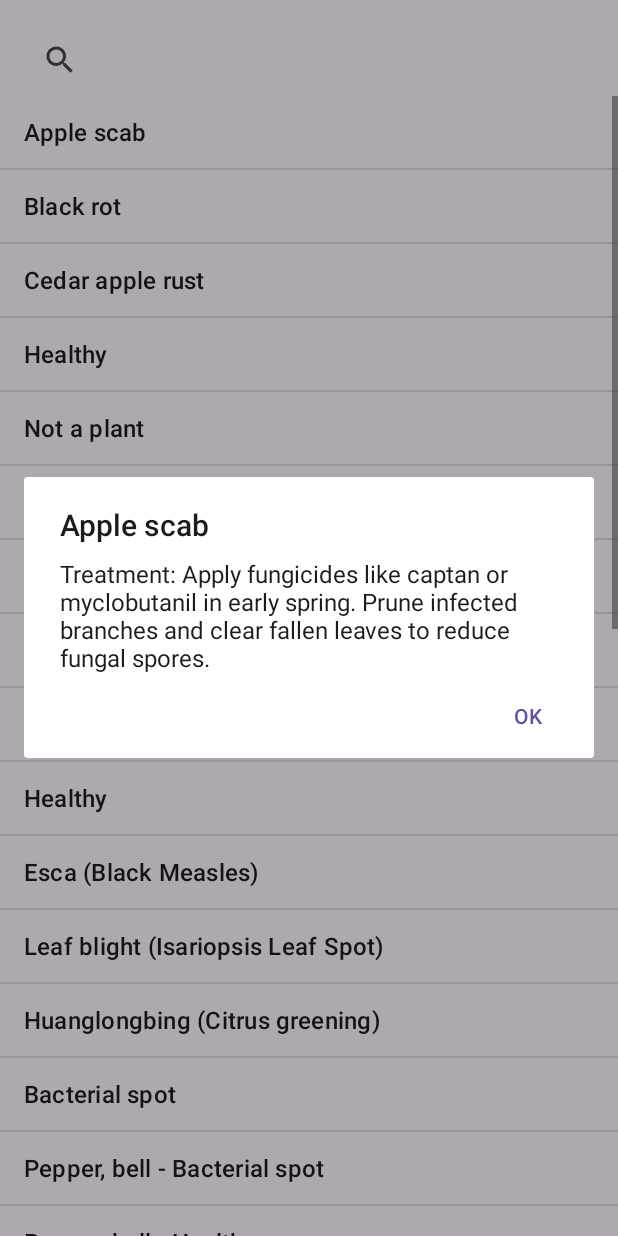
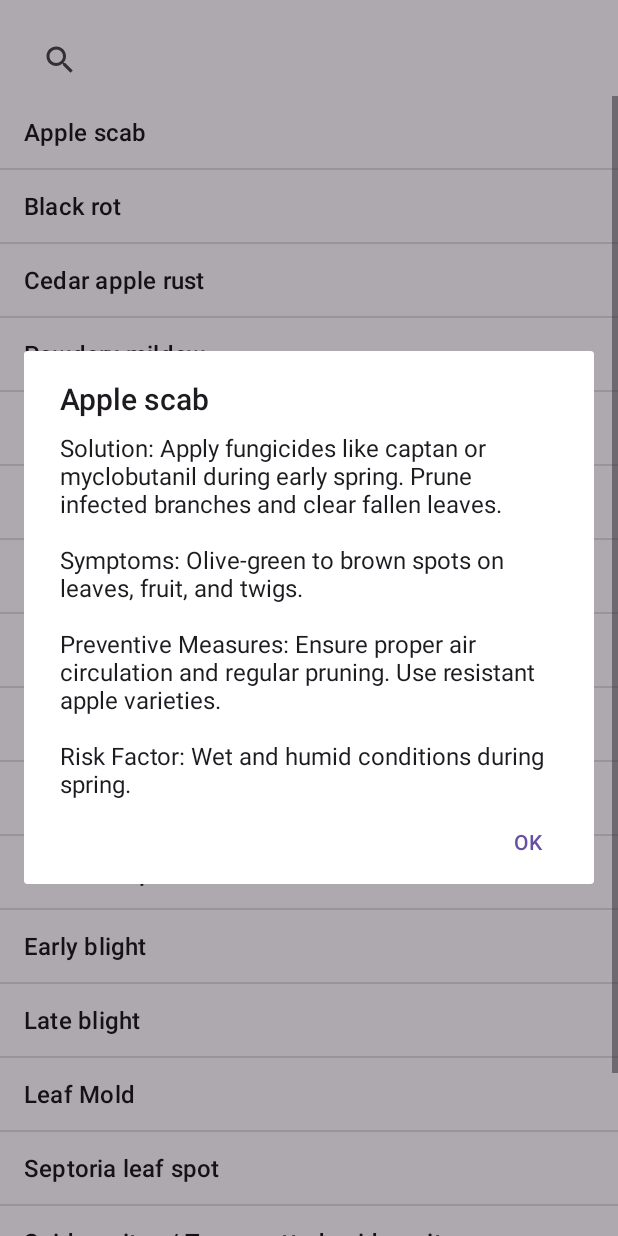
Before and after one commit to amansaraswat177/Plant-Detection, an Android app: the PlantSolution screen opened directly, with no data from a screen before it, after a tap on "Apple scab", on a phone screen of 412 x 824 dp. Run offline under Robolectric (Android 15) with nearby library versions, the phone set to English and light mode, and no system bars.

Commit message:
CHANGES DONE WITH BASIC APP

```diff
--- a/app/src/main/assets/labels.txt
+++ b/app/src/main/assets/labels.txt
@@ -8,8 +8,8 @@ Class_6: Powdery_mildew
 Class_7: healthy
 Class_8: Cercospora_leaf_spot Gray_leaf_spot
 Class_9: Common_rust
-Class_10:  Northern_Leaf_Blight
-Class_11:  healthy
+Class_10: Northern_Leaf_Blight
+Class_11: healthy
 Class_12:  Black_rot
 Class_13:  Esca_(Black_Measles)
 Class_14:  Leaf_blight_(Isariopsis_Leaf_Spot)
--- a/app/src/main/java/com/example/plantdetection/Disease.kt
+++ b/app/src/main/java/com/example/plantdetection/Disease.kt
@@ -1,3 +1,3 @@
 package com.example.plantdetection
 
-data class Disease(val name: String, val solution: String)
+data class Disease(val name: String, val solution: String, val symptoms: String, val preventiveMeasures: String, val riskFactors: String)
--- /dev/null
+++ b/app/src/main/java/com/example/plantdetection/DiseaseInfoActivity.java
@@ -0,0 +1,6 @@
+package com.example.plantdetection;
+
+import android.app.Activity;
+
+public class DiseaseInfoActivity extends Activity {
+}
--- a/app/src/main/java/com/example/plantdetection/PlantSolution.kt
+++ b/app/src/main/java/com/example/plantdetection/PlantSolution.kt
@@ -9,39 +9,132 @@ import android.widget.SearchView
 class PlantSolution : AppCompatActivity() {
 
     private val diseases = listOf(
-        Disease("Apple scab", "Treatment: Apply fungicides like captan or myclobutanil in early spring. Prune infected branches and clear fallen leaves to reduce fungal spores."),
-        Disease("Black rot", "Treatment: Remove infected fruit and branches. Apply copper-based fungicides during early growth stages."),
-        Disease("Cedar apple rust", "Treatment: Use fungicides like myclobutanil. Remove nearby cedar trees if possible, as they host the fungus."),
-        Disease("Healthy", "No treatment needed."),
-        Disease("Not a plant", "No solution needed."),
-        Disease("Powdery mildew", "Treatment: Apply sulfur or neem oil sprays. Ensure good air circulation around plants."),
-        Disease("Cercospora leaf spot / Gray leaf spot", "Treatment: Apply chlorothalonil or mancozeb fungicides. Remove and dispose of affected leaves."),
-        Disease("Common rust", "Treatment: Use fungicides like myclobutanil. Remove and destroy infected leaves."),
-        Disease("Northern Leaf Blight", "Treatment: Use fungicides such as mancozeb. Rotate crops and plant resistant varieties."),
-        Disease("Healthy", "No treatment needed."),
-        Disease("Esca (Black Measles)", "Treatment: Remove infected vines and avoid over-irrigation. No specific cure; prevention is key."),
-        Disease("Leaf blight (Isariopsis Leaf Spot)", "Treatment: Use copper fungicides. Avoid overhead watering to reduce moisture on leaves."),
-        Disease("Huanglongbing (Citrus greening)", "Treatment: Remove infected trees to prevent spread. Use insecticides to control Asian citrus psyllid, which spreads the disease."),
-        Disease("Bacterial spot", "Treatment: Apply copper-based bactericides. Remove infected plant parts."),
-        Disease("Pepper, bell - Bacterial spot", "Treatment: Use copper sprays and avoid overhead watering. Remove infected plants."),
-        Disease("Pepper, bell - Healthy", "No treatment needed."),
-        Disease("Potato - Early blight", "Treatment: Apply fungicides like chlorothalonil. Rotate crops and remove infected leaves."),
-        Disease("Potato - Late blight", "Treatment: Use fungicides such as mancozeb or chlorothalonil. Remove and destroy infected plants."),
-        Disease("Potato - Healthy", "No treatment needed."),
-        Disease("Raspberry - Healthy", "No treatment needed."),
-        Disease("Soybean - Healthy", "No treatment needed."),
-        Disease("Squash - Powdery mildew", "Treatment: Apply potassium bicarbonate or neem oil sprays. Ensure proper spacing for air circulation."),
-        Disease("Strawberry - Leaf scorch", "Treatment: Remove infected leaves and avoid overhead watering. Apply fungicides if necessary."),
-        Disease("Strawberry - Healthy", "No treatment needed."),
-        Disease("Early blight", "Treatment: Use fungicides like chlorothalonil. Remove infected plant parts."),
-        Disease("Late blight", "Treatment: Apply fungicides such as mancozeb or chlorothalonil. Remove infected plants."),
-        Disease("Leaf Mold", "Treatment: Apply fungicides and ensure proper ventilation in growing areas."),
-        Disease("Septoria leaf spot", "Treatment: Use copper fungicides. Remove infected leaves and avoid overhead watering."),
-        Disease("Spider mites / Two-spotted spider mite", "Treatment: Use insecticidal soap or neem oil. Increase humidity around plants as mites thrive in dry conditions."),
-        Disease("Target Spot", "Treatment: Use fungicides such as chlorothalonil. Remove affected leaves and ensure good air circulation."),
-        Disease("Yellow Leaf Curl Virus", "Treatment: Control whitefly populations, which spread the virus, with insecticides. Remove infected plants."),
-        Disease("Mosaic virus", "Treatment: No cure; remove infected plants to prevent spread. Control aphids, which spread the virus."),
-        Disease("Healthy", "No treatment needed.")
+        Disease(
+            "Apple scab",
+            "Apply fungicides like captan or myclobutanil during early spring. Prune infected branches and clear fallen leaves.",
+            "Olive-green to brown spots on leaves, fruit, and twigs.",
+            "Ensure proper air circulation and regular pruning. Use resistant apple varieties.",
+            "Wet and humid conditions during spring."
+        ),
+        Disease(
+            "Black rot",
+            "Remove infected fruit and branches. Apply copper-based fungicides during early growth stages.",
+            "Circular black lesions on fruit and leaves.",
+            "Prune trees regularly and remove debris around trees. Use resistant varieties.",
+            "Warm, humid weather conditions."
+        ),
+        Disease(
+            "Cedar apple rust",
+            "Use fungicides like myclobutanil. Remove nearby cedar trees to eliminate the alternate host.",
+            "Yellow-orange spots on leaves and fruit.",
+            "Plant resistant apple varieties. Avoid planting apple trees near cedar trees.",
+            "Proximity to cedar trees and humid conditions."
+        ),
+        Disease(
+            "Powdery mildew",
+            "Apply sulfur or neem oil sprays. Ensure good air circulation around plants.",
+            "White, powdery fungal growth on leaves and stems.",
+            "Avoid overcrowding plants. Water early in the day to allow foliage to dry.",
+            "Dry, warm weather and poor air circulation."
+        ),
+        Disease(
+            "Cercospora leaf spot / Gray leaf spot",
+            "Apply chlorothalonil or mancozeb fungicides. Remove and dispose of affected leaves.",
+            "Small, grayish-brown spots on leaves, sometimes with a yellow halo.",
+            "Rotate crops and use resistant plant varieties.",
+            "High humidity and warm temperatures."
+        ),
+        Disease(
+            "Common rust",
+            "Use fungicides like myclobutanil. Remove and destroy infected leaves.",
+            "Small, reddish-brown pustules on leaves and stalks.",
+            "Plant resistant varieties. Avoid overhead irrigation.",
+            "Cool nights followed by warm, humid days."
+        ),
+        Disease(
+            "Northern Leaf Blight",
+            "Use fungicides such as mancozeb. Rotate crops and plant resistant varieties.",
+            "Cigar-shaped, gray-brown lesions on leaves.",
+            "Plant resistant hybrids. Remove plant debris post-harvest.",
+            "Prolonged leaf wetness and humid conditions."
+        ),
+        Disease(
+            "Esca (Black Measles)",
+            "Remove infected vines and avoid over-irrigation. No specific cure; prevention is key.",
+            "Dark streaks on wood, leaves with interveinal chlorosis, and fruit discoloration.",
+            "Maintain proper irrigation practices. Avoid injuries to vines.",
+            "Older grapevines and environmental stress."
+        ),
+        Disease(
+            "Leaf blight (Isariopsis Leaf Spot)",
+            "Use copper fungicides. Avoid overhead watering to reduce moisture on leaves.",
+            "Brown spots on leaves with yellow margins.",
+            "Use resistant varieties and proper crop rotation.",
+            "High humidity and poor field sanitation."
+        ),
+        Disease(
+            "Huanglongbing (Citrus greening)",
+            "Remove infected trees to prevent spread. Use insecticides to control Asian citrus psyllid.",
+            "Yellowing of leaves, misshapen fruit, and bitter taste.",
+            "Control psyllid populations and use certified disease-free plants.",
+            "Presence of psyllids and infected trees nearby."
+        ),
+        Disease(
+            "Bacterial spot",
+            "Apply copper-based bactericides. Remove infected plant parts.",
+            "Water-soaked spots on leaves and fruit, which turn dark and scab-like.",
+            "Avoid overhead watering. Use disease-free seeds.",
+            "Wet weather and contaminated seeds."
+        ),
+        Disease(
+            "Early blight",
+            "Use fungicides like chlorothalonil. Remove infected plant parts.",
+            "Dark, concentric spots on leaves, often with a yellow halo.",
+            "Crop rotation and resistant varieties.",
+            "Warm temperatures and high humidity."
+        ),
+        Disease(
+            "Late blight",
+            "Apply fungicides such as mancozeb or chlorothalonil. Remove infected plants.",
+            "Water-soaked, grayish lesions on leaves and stems.",
+            "Plant resistant varieties and ensure good drainage.",
+            "Cool, wet weather conditions."
+        ),
+        Disease(
+            "Leaf Mold",
+            "Apply fungicides and ensure proper ventilation in growing areas.",
+            "Yellow spots on upper leaf surfaces with moldy growth underneath.",
+            "Maintain good ventilation and avoid overcrowding.",
+            "High humidity and poor airflow."
+        ),
+        Disease(
+            "Septoria leaf spot",
+            "Use copper fungicides. Remove infected leaves and avoid overhead watering.",
+            "Small, circular spots with gray centers and dark borders.",
+            "Clean up fallen debris and use disease-free seeds.",
+            "Wet, humid conditions."
+        ),
+        Disease(
+            "Spider mites / Two-spotted spider mite",
+            "Use insecticidal soap or neem oil. Increase humidity around plants as mites thrive in dry conditions.",
+            "Yellowing and stippling on leaves with webbing underneath.",
+            "Increase humidity and avoid dry, dusty conditions.",
+            "Hot, dry weather and stressed plants."
+        ),
+        Disease(
+            "Yellow Leaf Curl Virus",
+            "Control whitefly populations with insecticides. Remove infected plants.",
+            "Yellowing and curling of leaves with stunted growth.",
+            "Plant resistant varieties and control whiteflies.",
+            "Whitefly infestations and warm climates."
+        ),
+        Disease(
+            "Mosaic virus",
+            "No cure; remove infected plants to prevent spread. Control aphids.",
+            "Mottled, discolored patches on leaves.",
+            "Control aphids and use disease-free seeds.",
+            "Aphid infestations and infected seeds."
+        )
     )
 
     override fun onCreate(savedInstanceState: Bundle?) {
@@ -68,10 +161,14 @@ class PlantSolution : AppCompatActivity() {
     }
 
     private fun showSolutionDialog(disease: Disease) {
+        // Combine solution and treatment into a single string
+        val message = "Solution: ${disease.solution}\n\nSymptoms: ${disease.symptoms}\n\nPreventive Measures: ${disease.preventiveMeasures}\n\nRisk Factor: ${disease.riskFactors}"
+
         AlertDialog.Builder(this)
             .setTitle(disease.name)
-            .setMessage(disease.solution)
+            .setMessage(message)  // Pass the combined message
             .setPositiveButton("OK", null)
             .show()
     }
+
 }
--- /dev/null
+++ b/app/src/main/res/drawable/baseline_arrow_left_24.xml
@@ -0,0 +1,5 @@
+<vector xmlns:android="http://schemas.android.com/apk/res/android" android:autoMirrored="true" android:height="24dp" android:tint="#000000" android:viewportHeight="24" android:viewportWidth="24" android:width="24dp">
+
+    <path android:fillColor="@android:color/white" android:pathData="M14,7l-5,5 5,5V7z"/>
+
+</vector>
--- /dev/null
+++ b/app/src/main/res/drawable/baseline_arrow_right_24.xml
@@ -0,0 +1,5 @@
+<vector xmlns:android="http://schemas.android.com/apk/res/android" android:autoMirrored="true" android:height="24dp" android:tint="#000000" android:viewportHeight="24" android:viewportWidth="24" android:width="24dp">
+
+    <path android:fillColor="@android:color/white" android:pathData="M10,17l5,-5 -5,-5v10z"/>
+
+</vector>
--- a/app/src/main/res/layout/activity_main.xml
+++ b/app/src/main/res/layout/activity_main.xml
@@ -20,6 +20,7 @@
             android:padding="8dp"
             android:layout_alignParentTop="true"
             android:layout_alignParentStart="true" />
+
 
         <ImageView
             android:id="@+id/imageView"
--- /dev/null
+++ b/app/src/main/res/layout/image_item.xml
@@ -0,0 +1,6 @@
+<?xml version="1.0" encoding="utf-8"?>
+<ImageView xmlns:android="http://schemas.android.com/apk/res/android"
+    android:id="@+id/imageView"
+    android:layout_width="match_parent"
+    android:layout_height="match_parent"
+    android:scaleType="centerCrop" />
```
Also changed, not shown: app/src/main/AndroidManifest.xml (+21 -19 lines), app/src/main/java/com/example/plantdetection/ImageAdapter.kt (added, +24 -0 lines), app/src/main/java/com/example/plantdetection/MainActivity.kt (+14 -23 lines), app/src/main/java/com/example/plantdetection/WelcomePage.kt (+44 -2 lines), app/src/main/res/layout/activity_disease_info.xml (added, +45 -0 lines), app/src/main/res/layout/activity_ecompage.xml (+5 -4 lines), app/src/main/res/layout/activity_welcome_page.xml (+107 -16 lines), app/src/main/res/drawable/image1.jpg (added), app/src/main/res/drawable/image2.jpg (added), app/src/main/res/drawable/image3.jpg (added), app/src/main/res/drawable/img.png (added).
